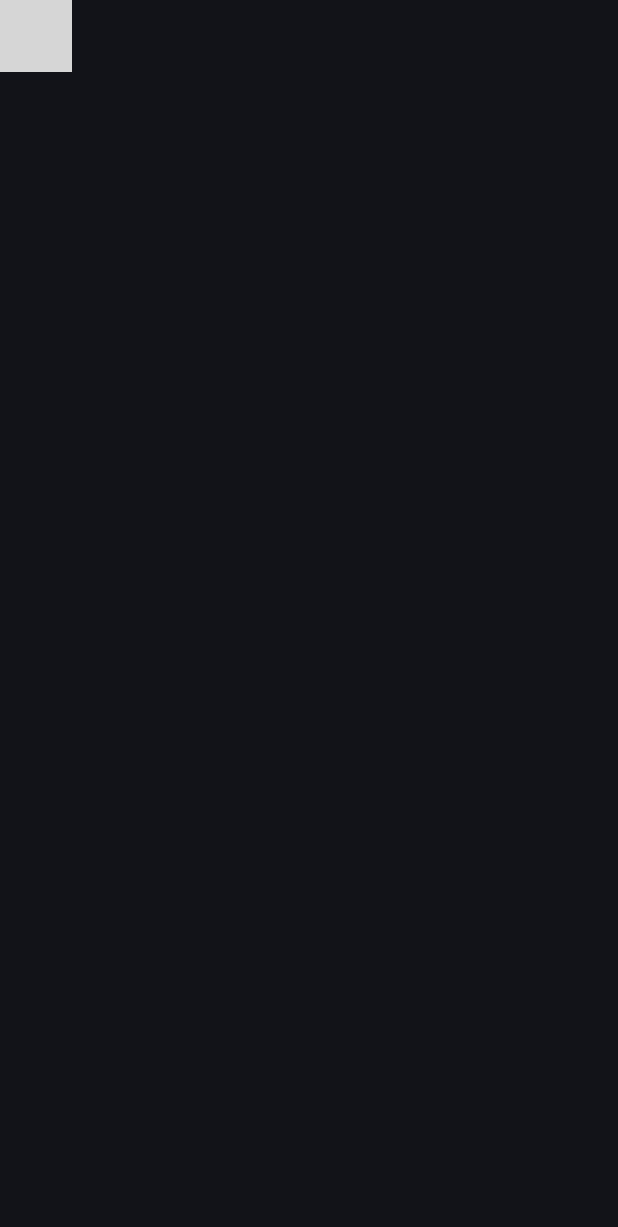
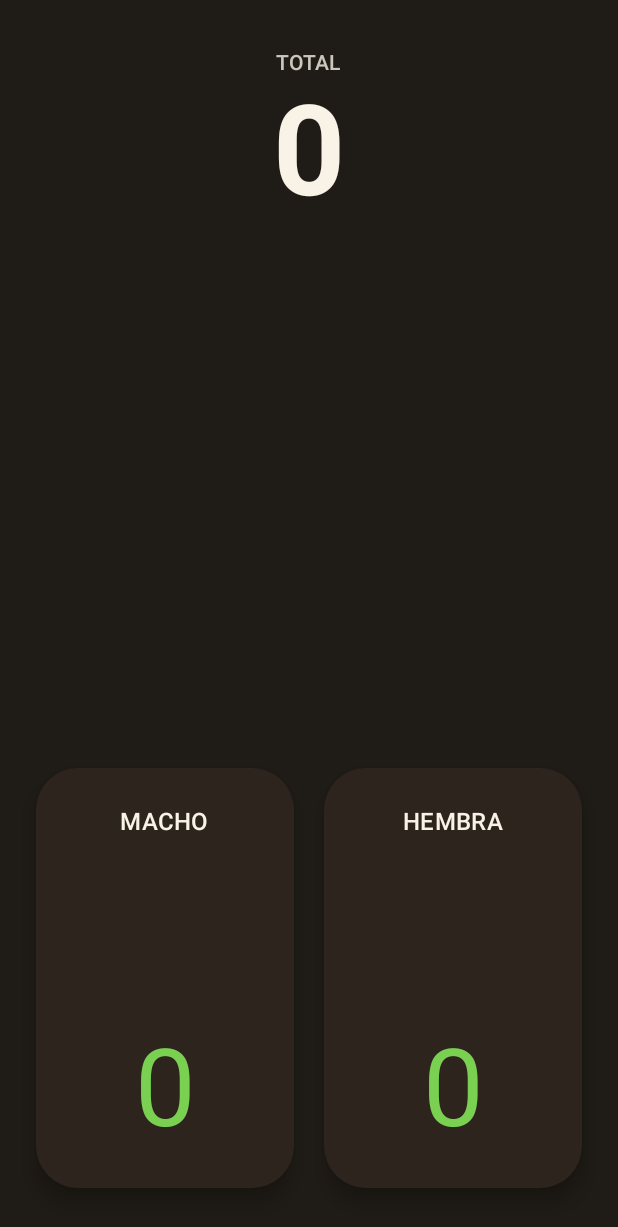
Before and after one commit to tec-eli/cuentaGanado, an Android app built with Jetpack Compose: the screen it shows after launch (MainActivity), on a phone screen of 412 x 824 dp. Shown: the top 1227 px of the screen. Run offline under Robolectric (Android 15) with nearby library versions, the phone set to English and light mode, and no system bars; grey boxes are pictures that could not be loaded.

```diff
--- /dev/null
+++ b/app/src/main/java/com/example/cuentaganado/domain/model/CounterState.kt
@@ -0,0 +1,8 @@
+package com.example.cuentaganado.domain.model
+
+data class CounterState(
+    val male: Int = 0,
+    val female: Int = 0
+) {
+    val total: Int get() = male + female
+}
--- /dev/null
+++ b/app/src/main/java/com/example/cuentaganado/ui/counter/CounterScreen.kt
@@ -0,0 +1,113 @@
+package com.example.cuentaganado.ui.counter
+
+import androidx.compose.foundation.ExperimentalFoundationApi
+import androidx.compose.foundation.layout.*
+import androidx.compose.runtime.*
+import androidx.compose.ui.Alignment
+import androidx.compose.ui.Modifier
+import androidx.compose.ui.tooling.preview.Preview
+import androidx.compose.ui.unit.dp
+import com.example.cuentaganado.domain.model.CounterState
+import com.example.cuentaganado.viewmodel.CounterViewModel
+import com.example.cuentaganado.ui.counter.components.FinalizeDialog
+import com.example.cuentaganado.ui.counter.components.GenderCounterCard
+import com.example.cuentaganado.ui.counter.components.TotalSection
+import com.example.cuentaganado.ui.theme.CuentaGanadoTheme
+
+@Composable
+fun CounterScreen(
+    modifier: Modifier = Modifier,
+    viewModel: CounterViewModel
+) {
+    val state by viewModel.state.collectAsState()
+    var showFinalizeDialog by remember { mutableStateOf(false) }
+
+    CounterScreenContent(
+        modifier = modifier,
+        state = state,
+        showFinalizeDialog = showFinalizeDialog,
+        onShowFinalize = { showFinalizeDialog = true },
+        onDismissFinalize = { showFinalizeDialog = false },
+        onConfirmFinalize = {
+            viewModel.reset()
+            showFinalizeDialog = false
+        },
+        onIncrementMale = viewModel::incrementMale,
+        onDecrementMale = viewModel::decrementMale,
+        onIncrementFemale = viewModel::incrementFemale,
+        onDecrementFemale = viewModel::decrementFemale
+    )
+}
+
+@OptIn(ExperimentalFoundationApi::class)
+@Composable
+fun CounterScreenContent(
+    modifier: Modifier = Modifier,
+    state: CounterState,
+    showFinalizeDialog: Boolean,
+    onShowFinalize: () -> Unit,
+    onDismissFinalize: () -> Unit,
+    onConfirmFinalize: () -> Unit,
+    onIncrementMale: () -> Unit,
+    onDecrementMale: () -> Unit,
+    onIncrementFemale: () -> Unit,
+    onDecrementFemale: () -> Unit
+) {
+    if (showFinalizeDialog) {
+        FinalizeDialog(
+            onDismiss = onDismissFinalize,
+            onConfirm = onConfirmFinalize
+        )
+    }
+
+    Column(
+        modifier = modifier
+            .fillMaxSize()
+            .padding(horizontal = 24.dp, vertical = 32.dp),
+        verticalArrangement = Arrangement.SpaceBetween,
+        horizontalAlignment = Alignment.CenterHorizontally
+    ) {
+        TotalSection(
+            total = state.total,
+            onLongPress = onShowFinalize
+        )
+
+        Spacer(modifier = Modifier.height(32.dp))
+
+        Row(
+            modifier = Modifier.fillMaxWidth(),
+            horizontalArrangement = Arrangement.spacedBy(20.dp)
+        ) {
+            GenderCounterCard(
+                label = "MACHO",
+                count = state.male,
+                onIncrement = onIncrementMale,
+                onDecrement = onDecrementMale
+            )
+            GenderCounterCard(
+                label = "HEMBRA",
+                count = state.female,
+                onIncrement = onIncrementFemale,
+                onDecrement = onDecrementFemale
+            )
+        }
+    }
+}
+
+@Preview(showBackground = true, backgroundColor = 0xFF1F1B16)
+@Composable
+fun CounterScreenPreview() {
+    CuentaGanadoTheme {
+        CounterScreenContent(
+            state = CounterState(male = 12, female = 9),
+            showFinalizeDialog = false,
+            onShowFinalize = {},
+            onDismissFinalize = {},
+            onConfirmFinalize = {},
+            onIncrementMale = {},
+            onDecrementMale = {},
+            onIncrementFemale = {},
+            onDecrementFemale = {}
+        )
+    }
+}
--- /dev/null
+++ b/app/src/main/java/com/example/cuentaganado/ui/counter/components/GenderCounterCard.kt
@@ -0,0 +1,68 @@
+package com.example.cuentaganado.ui.counter.components
+
+import androidx.compose.foundation.ExperimentalFoundationApi
+import androidx.compose.foundation.combinedClickable
+import androidx.compose.foundation.layout.Arrangement
+import androidx.compose.foundation.layout.Column
+import androidx.compose.foundation.layout.RowScope
+import androidx.compose.foundation.layout.fillMaxSize
+import androidx.compose.foundation.layout.height
+import androidx.compose.foundation.layout.padding
+import androidx.compose.foundation.shape.RoundedCornerShape
+import androidx.compose.material3.Card
+import androidx.compose.material3.CardDefaults
+import androidx.compose.material3.MaterialTheme
+import androidx.compose.material3.Text
+import androidx.compose.runtime.Composable
+import androidx.compose.ui.Alignment
+import androidx.compose.ui.Modifier
+import androidx.compose.ui.semantics.Role
+import androidx.compose.ui.text.style.TextAlign
+import androidx.compose.ui.unit.dp
+import androidx.compose.ui.unit.sp
+
+@OptIn(ExperimentalFoundationApi::class)
+@Composable
+fun RowScope.GenderCounterCard(
+    label: String,
+    count: Int,
+    onIncrement: () -> Unit,
+    onDecrement: () -> Unit
+) {
+    Card(
+        modifier = Modifier
+            .weight(1f)
+            .height(280.dp),
+        shape = RoundedCornerShape(28.dp),
+        colors = CardDefaults.cardColors(
+            containerColor = MaterialTheme.colorScheme.surface,
+            contentColor = MaterialTheme.colorScheme.onSurface
+        ),
+        elevation = CardDefaults.cardElevation(defaultElevation = 8.dp)
+    ) {
+        Column(
+            modifier = Modifier
+                .fillMaxSize()
+                .padding(24.dp)
+                .combinedClickable(
+                    onClick = onIncrement,
+                    onLongClick = onDecrement,
+                    role = Role.Button
+                ),
+            verticalArrangement = Arrangement.SpaceBetween,
+            horizontalAlignment = Alignment.CenterHorizontally
+        ) {
+            Text(
+                text = label,
+                style = MaterialTheme.typography.titleMedium,
+                color = MaterialTheme.colorScheme.onSurface
+            )
+            Text(
+                text = count.toString(),
+                style = MaterialTheme.typography.displayLarge.copy(fontSize = 72.sp),
+                textAlign = TextAlign.Center,
+                color = MaterialTheme.colorScheme.primary
+            )
+        }
+    }
+}
--- /dev/null
+++ b/app/src/main/java/com/example/cuentaganado/ui/counter/components/TotalSection.kt
@@ -0,0 +1,46 @@
+package com.example.cuentaganado.ui.counter.components
+
+import androidx.compose.foundation.ExperimentalFoundationApi
+import androidx.compose.foundation.combinedClickable
+import androidx.compose.foundation.layout.Column
+import androidx.compose.foundation.layout.fillMaxWidth
+import androidx.compose.material3.MaterialTheme
+import androidx.compose.material3.Text
+import androidx.compose.runtime.Composable
+import androidx.compose.ui.Alignment
+import androidx.compose.ui.Modifier
+import androidx.compose.ui.semantics.Role
+import androidx.compose.ui.text.font.FontWeight
+import androidx.compose.ui.unit.sp
+
+@OptIn(ExperimentalFoundationApi::class)
+@Composable
+fun TotalSection(
+    total: Int,
+    onLongPress: () -> Unit
+) {
+    Column(
+        modifier = Modifier
+            .fillMaxWidth()
+            .combinedClickable(
+                onClick = {},
+                onLongClick = onLongPress,
+                role = Role.Button
+            ),
+        horizontalAlignment = Alignment.CenterHorizontally
+    ) {
+        Text(
+            text = "TOTAL",
+            style = MaterialTheme.typography.labelLarge,
+            color = MaterialTheme.colorScheme.onBackground.copy(alpha = 0.8f)
+        )
+        Text(
+            text = total.toString(),
+            style = MaterialTheme.typography.displayLarge.copy(
+                fontWeight = FontWeight.Bold,
+                fontSize = 84.sp
+            ),
+            color = MaterialTheme.colorScheme.onBackground
+        )
+    }
+}
--- a/app/src/main/java/com/example/cuentaganado/ui/theme/Color.kt
+++ b/app/src/main/java/com/example/cuentaganado/ui/theme/Color.kt
@@ -9,3 +9,16 @@ val Pink80 = Color(0xFFEFB8C8)
 val Purple40 = Color(0xFF6650a4)
 val PurpleGrey40 = Color(0xFF625b71)
 val Pink40 = Color(0xFF7D5260)
+
+val EarthDark = Color(0xFF1F1B16)
+val EarthSurface = Color(0xFF2C241D)
+val EarthAccentGreen = Color(0xFF7AD151)
+val EarthAccentAmber = Color(0xFFE6A157)
+val EarthOnDark = Color(0xFFF8F2E7)
+val EarthOnAccentDark = Color(0xFF1B150F)
+
+val EarthLight = Color(0xFFF5E9D7)
+val EarthOnLight = Color(0xFF2C241D)
+val EarthNeutral = Color(0xFFD1C0AD)
+val EarthDeepGreen = Color(0xFF386641)
+val EarthBurntOrange = Color(0xFFBC6C25)
--- a/app/src/main/java/com/example/cuentaganado/ui/theme/Theme.kt
+++ b/app/src/main/java/com/example/cuentaganado/ui/theme/Theme.kt
@@ -1,54 +1,44 @@
 package com.example.cuentaganado.ui.theme
 
-import android.app.Activity
-import android.os.Build
-import androidx.compose.foundation.isSystemInDarkTheme
 import androidx.compose.material3.MaterialTheme
 import androidx.compose.material3.darkColorScheme
-import androidx.compose.material3.dynamicDarkColorScheme
-import androidx.compose.material3.dynamicLightColorScheme
 import androidx.compose.material3.lightColorScheme
 import androidx.compose.runtime.Composable
-import androidx.compose.ui.platform.LocalContext
 
 private val DarkColorScheme = darkColorScheme(
-    primary = Purple80,
-    secondary = PurpleGrey80,
-    tertiary = Pink80
+    primary = EarthAccentGreen,
+    secondary = EarthAccentAmber,
+    tertiary = EarthNeutral,
+    background = EarthDark,
+    surface = EarthSurface,
+    onPrimary = EarthOnAccentDark,
+    onSecondary = EarthOnAccentDark,
+    onTertiary = EarthOnDark,
+    onBackground = EarthOnDark,
+    onSurface = EarthOnDark
 )
 
 private val LightColorScheme = lightColorScheme(
-    primary = Purple40,
-    secondary = PurpleGrey40,
-    tertiary = Pink40
-
-    /* Other default colors to override
-    background = Color(0xFFFFFBFE),
-    surface = Color(0xFFFFFBFE),
-    onPrimary = Color.White,
-    onSecondary = Color.White,
-    onTertiary = Color.White,
-    onBackground = Color(0xFF1C1B1F),
-    onSurface = Color(0xFF1C1B1F),
-    */
+    primary = EarthDeepGreen,
+    secondary = EarthBurntOrange,
+    tertiary = EarthNeutral,
+    background = EarthLight,
+    surface = EarthLight,
+    onPrimary = EarthOnLight,
+    onSecondary = EarthOnLight,
+    onTertiary = EarthOnLight,
+    onBackground = EarthOnLight,
+    onSurface = EarthOnLight
 )
 
 @Composable
 fun CuentaGanadoTheme(
-    darkTheme: Boolean = isSystemInDarkTheme(),
+    darkTheme: Boolean = true,
     // Dynamic color is available on Android 12+
-    dynamicColor: Boolean = true,
+    dynamicColor: Boolean = false,
     content: @Composable () -> Unit
 ) {
-    val colorScheme = when {
-        dynamicColor && Build.VERSION.SDK_INT >= Build.VERSION_CODES.S -> {
-            val context = LocalContext.current
-            if (darkTheme) dynamicDarkColorScheme(context) else dynamicLightColorScheme(context)
-        }
-
-        darkTheme -> DarkColorScheme
-        else -> LightColorScheme
-    }
+    val colorScheme = DarkColorScheme
 
     MaterialTheme(
         colorScheme = colorScheme,
```
Also changed, not shown: app/src/main/java/com/example/cuentaganado/MainActivity.kt (+6 -131 lines), app/src/main/java/com/example/cuentaganado/ui/counter/components/FinalizeDialog.kt (added, +29 -0 lines), app/src/main/java/com/example/cuentaganado/viewmodel/CounterViewModel.kt (added, +35 -0 lines), 1 other file.
